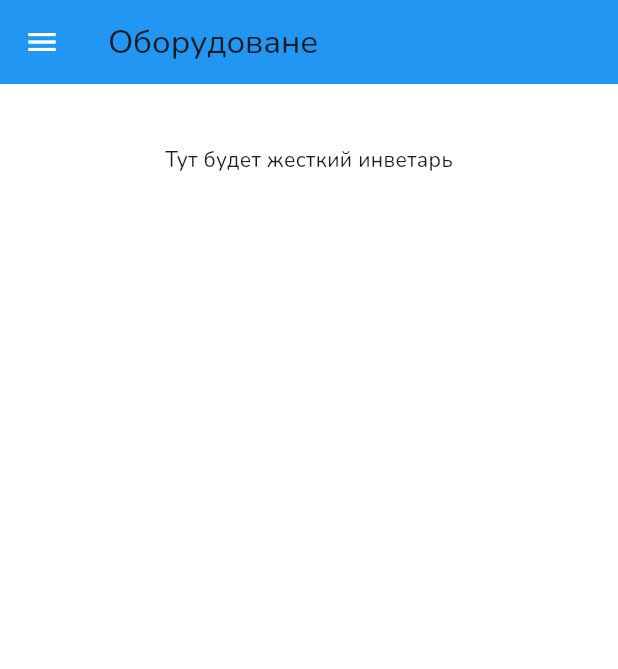
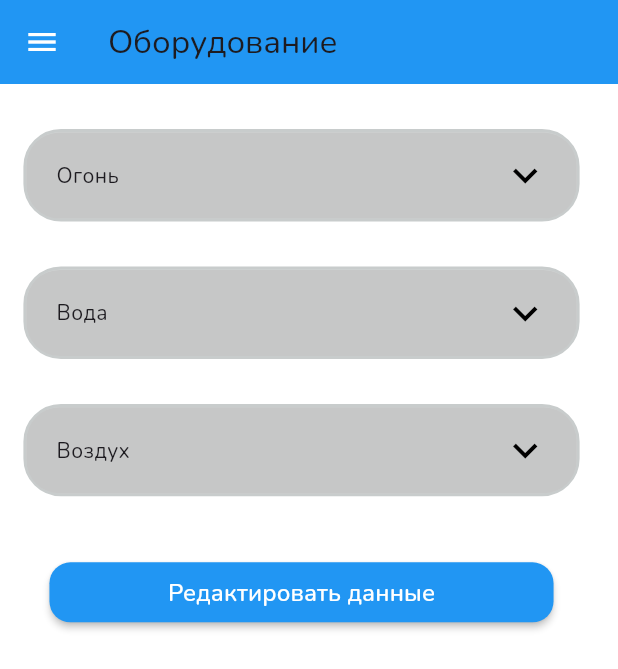
Before and after one commit to nakito-own/Lifeguard-app, a Flutter app: the InventoryScreen screen opened by its route, on a phone screen of 412 x 824 dp. Shown: the top 669 px of the screen. Run offline on Flutter 3.47's test engine with Material 3 defaults, Android fonts, the phone set to English and light mode, and no system bars; our stand-ins replace google_fonts, jwt_decoder, responsive_builder, shared_preferences, table_calendar; accounts and stored records are empty.

Commit message:
Временное решение с Инвентарём

```diff
--- a/lib/screens/inventory_screen.dart
+++ b/lib/screens/inventory_screen.dart
@@ -1,28 +1,151 @@
 import 'package:flutter/material.dart';
+import 'package:lifeguard/widgets/app-widgets/custom_button.dart';
+import 'package:lifeguard/widgets/inventory-widgets/inventory_editing.dart';
 import '../widgets/app-widgets/app_drawer.dart';
+import '../widgets/inventory-widgets/inventory_list.dart';
 
-class InventoryScreen extends StatelessWidget {
+class InventoryScreen extends StatefulWidget {
 
   final VoidCallback toggleTheme;
 
   InventoryScreen({required this.toggleTheme});
 
   @override
+  _InventoryScreenState createState() => _InventoryScreenState();
+}
+
+class _InventoryScreenState extends State<InventoryScreen> with SingleTickerProviderStateMixin {
+  //bool _isEditingVisible = false;
+  bool isEditing = false;
+  List<String> quantity = ['10', '20', '30'];
+  List<String> itemNames = ['Предмет 1', 'Предмет 2', 'Предмет 3'];
+  List<String> items = ['Противогаз ' , 'Огнетушитель', 'Палка'];
+  List<String> entries = ['Entry1', 'Entry2', 'Entry3'];
+  late AnimationController _controller;
+  late Animation<double> _animation;
+
+  @override
+  void initState() {
+    super.initState();
+    _controller = AnimationController(
+      duration: const Duration(milliseconds: 300),
+      vsync: this,
+    );
+    _animation = Tween<double>(begin: 1.0, end: 0.0).animate(_controller);
+  }
+
+ /* void _toggleEditingWidget() {
+    setState(() {
+      _isEditingVisible = !_isEditingVisible;
+      if (_isEditingVisible) {
+        _controller.forward();
+      } else {
+        _controller.reverse();
+      }
+    });
+  }*/
+
+  @override
+  void dispose() {
+    _controller.dispose();
+    super.dispose();
+  }
+
+
+  void toggleEditing() {
+    setState(() {
+      isEditing = !isEditing;
+    });
+  }
+
+  void deleteItem(int index) {
+    setState(() {
+      itemNames.removeAt(index);
+      items.removeAt(index);
+      entries.removeAt(index);
+    });
+  }
+
+  void editItemQuantity(int index) {
+    final TextEditingController _Quantitycontroller = TextEditingController(text: quantity[index]);
+    final TextEditingController _Itemscontroller = TextEditingController(text: items[index]);
+
+    showDialog(context: context,
+        builder: (BuildContext context)
+    {
+        return InventoryEditing(
+          ItemName: itemNames[index],
+          currentQuantity: quantity[index],
+          Quantitycontroller: _Quantitycontroller,
+          ItemNamecontroller: _Itemscontroller,
+          labelText: 'Кол-во',
+            onPressed: (onPressed) {
+            setState(() {
+              quantity[index] = _Quantitycontroller.text;
+              items[index] = _Itemscontroller.text;
+            });
+        },
+        );
+    },
+    );
+  }
+
+  @override
   Widget build(BuildContext context) {
     return Scaffold(
-        appBar: AppBar(
-          title: Text('Оборудоване'),
-        ),
-        drawer: AppDrawer(toggleTheme: toggleTheme),
-        body: Padding(
-            padding: EdgeInsets.only(top: 40, bottom:10, left:10, right:10),
-            child: Align(
-                alignment: Alignment.topCenter,
-                child: Text(
-                  'Тут будет жесткий инветарь',
-                )
-            )
-        )
+      appBar: AppBar(
+        title: Text('Оборудование'),
+      ),
+      drawer: AppDrawer(toggleTheme: widget.toggleTheme),
+      body: Padding(
+        padding: EdgeInsets.only(top: 20, bottom: 10, left: 0, right: 10),
+          child: SingleChildScrollView (
+            child: Column(
+            mainAxisAlignment: MainAxisAlignment.start,
+            crossAxisAlignment: CrossAxisAlignment.center ,
+            children: [
+              InventoryList(
+                isEditing: isEditing,
+                onDelete: deleteItem,
+                onEditQuantity: editItemQuantity,
+                GroupName: 'Огонь',
+                ItemName: itemNames,
+                MainWidth: MediaQuery.of(context).size.width * 0.9,
+                entries: entries,
+                items: items,
+                quantity: quantity,
+              ),
+              InventoryList(
+                isEditing: isEditing,
+                onDelete: deleteItem,
+                onEditQuantity: editItemQuantity,
+                GroupName: 'Вода',
+                ItemName: itemNames,
+                MainWidth: MediaQuery.of(context).size.width * 0.9,
+                entries: entries,
+                items: items,
+                quantity: quantity,
+              ),
+              InventoryList(
+                isEditing: isEditing,
+                onDelete: deleteItem,
+                onEditQuantity: editItemQuantity,
+                GroupName: 'Воздух',
+                ItemName: itemNames,
+                MainWidth: MediaQuery.of(context).size.width * 0.9,
+                entries:  entries,
+                items: items,
+                quantity: quantity,
+              ),
+              SizedBox(height: 20,),
+              CustomButton(
+                  buttonText: 'Редактировать данные',
+                  MiniButton: false,
+                  onPressed: toggleEditing),
+            ],
+          )
+      ),
+      ),
     );
   }
-}
+  }
--- a/lib/screens/pofile_screen.dart
+++ b/lib/screens/pofile_screen.dart
@@ -97,7 +97,6 @@ class _ProfileScreenState extends State<ProfileScreen> with SingleTickerProvider
               child: Column(
                 mainAxisAlignment: MainAxisAlignment.center,
                 children: [
-
                   SizedBox(height: 45),
                   CircleAvatar(
                       radius: 50,
@@ -111,10 +110,10 @@ class _ProfileScreenState extends State<ProfileScreen> with SingleTickerProvider
                     Post2: 'Спасатель',
                   ),
                   SizedBox(height: 30),
-                  SmallText(some_text: 'Основная информация'),
+                  SmallText(some_text: 'Основная информация', Width: MediaQuery.of(context).size.width * 0.9),
                   SizedBox(height: 10),
                   ProfileInfoWidget(),
-                  SmallText(some_text: 'Личные данные'),
+                  SmallText(some_text: 'Личные данные', Width: MediaQuery.of(context).size.width * 0.9,),
                   MyInfo(
                     phone: userData['phone'],
                     VK_Link: userData['vk'],
@@ -149,10 +148,9 @@ class _ProfileScreenState extends State<ProfileScreen> with SingleTickerProvider
                                      icon: Icon(Icons.ac_unit),
                                      controller: phone,
                                      isObscured: isObscured,
+
                                      togglePass: () {
-                                       setState(() {
-                                         isObscured = isObscured;
-                                       });
+                                       setState(() { isObscured = isObscured; });
                                      }), SizedBox(height: 20,),
                                  CustomTextField(
                                      text: 'https://vk.com/',
@@ -162,9 +160,7 @@ class _ProfileScreenState extends State<ProfileScreen> with SingleTickerProvider
                                      controller: vk,
                                      isObscured: isObscured,
                                      togglePass: () {
-                                       setState(() {
-                                         isObscured = isObscured;
-                                       });
+                                       setState(() { isObscured = isObscured; });
                                      }), SizedBox(height: 20,),
                                  CustomTextField(
                                      text: 'https://t.me/',
@@ -174,9 +170,7 @@ class _ProfileScreenState extends State<ProfileScreen> with SingleTickerProvider
                                      controller: tg,
                                      isObscured: isObscured,
                                      togglePass: () {
-                                       setState(() {
-                                         isObscured = isObscured;
-                                       });
+                                       setState(() { isObscured = isObscured; });
                                      }), SizedBox(height: 20,),
                                  CustomTextField(
                                      text: 'https://mail.ru/',
@@ -186,9 +180,7 @@ class _ProfileScreenState extends State<ProfileScreen> with SingleTickerProvider
                                      controller: mail,
                                      isObscured: isObscured,
                                      togglePass: () {
-                                       setState(() {
-                                         isObscured = isObscured;
-                                       });
+                                       setState(() { isObscured = isObscured; });
                                      }),
                                  SizedBox(height: 25),
                                  CustomButton(
--- a/lib/widgets/app-widgets/custom_textfield.dart
+++ b/lib/widgets/app-widgets/custom_textfield.dart
@@ -9,9 +9,9 @@ class CustomTextField extends StatefulWidget {
     required this.controller,
     required this.labelText,
     required this.widthSize,
-     required this.icon,
-     required this.togglePass,
-     required this.isObscured
+    required this.icon,
+    required this.togglePass,
+    required this.isObscured,
   }) : super(key: key);
 
   final double widthSize;
--- /dev/null
+++ b/lib/widgets/inventory-widgets/inventory_list.dart
@@ -0,0 +1,163 @@
+import 'package:flutter/material.dart';
+import 'package:lifeguard/widgets/small_text.dart';
+
+
+class InventoryList extends StatefulWidget {
+  InventoryList({Key? key,
+  required this.ItemName,
+  required this.GroupName,
+  required this.MainWidth,
+  required this.items,
+  required this.entries,
+  required this.isEditing,
+  required this.onDelete,
+  required this.quantity,
+  required this.onEditQuantity,
+  }) : super(key: key);
+  final List<String> ItemName;
+  final String GroupName;
+  final double MainWidth;
+  final List<String> entries;
+  final List<String> items;
+  final List<String> quantity;
+  final bool isEditing;
+  final Function(int) onDelete;
+  final Function(int) onEditQuantity;
+
+  @override
+  _InventoryListState createState() => _InventoryListState();
+  }
+
+  class _InventoryListState extends State<InventoryList> with SingleTickerProviderStateMixin {
+  bool _isExpanded = false;
+  final TextEditingController controller = TextEditingController();
+
+  void _toggleList() {
+    setState(() {
+      _isExpanded = !_isExpanded;
+    });
+  }
+
+  @override
+  Widget build(BuildContext context) {
+
+    final isDarkTheme = Theme.of(context).brightness == Brightness.dark;
+    final buttonColor = isDarkTheme ? Color(0xff2d2a2a) : Color(0xffd3d6d6);
+    final border_Color = isDarkTheme ? Color(0xff383434) : Color(0xffc8cccc);
+    final text_Color = isDarkTheme ? Colors.white : Colors.black;
+    final container_Color = isDarkTheme ? Color(0xff3a3636) : Color(0xffc6c7c7);
+
+    return Column(
+      children: [
+        AnimatedContainer(
+          duration: Duration(milliseconds: 450),
+          height: _isExpanded ? 20 : 0,
+          margin: EdgeInsets.fromLTRB( MediaQuery.of(context).size.width * 0.04, 0, MediaQuery.of(context).size.width * 0.04, 10),
+          child: Row (
+            mainAxisAlignment: MainAxisAlignment.spaceBetween,
+            crossAxisAlignment: CrossAxisAlignment.end,
+            children: [
+              SmallText(some_text: _isExpanded ? '${widget.GroupName}' : '', Width: 170),
+              SmallText(some_text: _isExpanded ? 'Кол-во' : '', Width: 70),
+            ],
+          ),
+        ),
+
+        AnimatedContainer(
+        duration: Duration(milliseconds: 350),
+        width: widget.MainWidth,
+        height: _isExpanded ? MediaQuery.of(context).size.height * 0.55 : MediaQuery.of(context).size.height * 0.0748,
+        margin: EdgeInsets.fromLTRB(4,0,4,20),
+        alignment: Alignment.center,
+        decoration: BoxDecoration(
+          borderRadius: BorderRadius.circular(25),
+          color: buttonColor,
+          border: Border.all(
+              color: border_Color,
+              width: 2
+          ),
+        ),
+          child: Column (
+            children: [
+             Expanded (
+            child: SingleChildScrollView(
+            child: Column(
+              mainAxisAlignment: MainAxisAlignment.center,
+              crossAxisAlignment: CrossAxisAlignment.center,
+            children: [
+            AnimatedContainer(
+              curve: Curves.easeInOut,
+              padding: EdgeInsets.symmetric(horizontal: 10, vertical: 7),
+            duration: Duration(milliseconds: 500),
+              height: _isExpanded ? widget.entries.length * 90.0 : 0.0,
+                  child: ListView.builder(
+                    physics: NeverScrollableScrollPhysics(),
+              padding: EdgeInsets.all(0),
+              itemCount: widget.entries.length,
+              itemBuilder: (context, index) => ExpansionTile(
+                   trailing:widget.isEditing
+                       ? Row(
+                     mainAxisSize: MainAxisSize.min,
+                     crossAxisAlignment: CrossAxisAlignment.end,
+                     children: [
+                       IconButton(
+                         color: Colors.green,
+                         alignment: Alignment.bottomLeft,
+                         icon: Icon(Icons.edit),
+                         onPressed: () => widget.onEditQuantity(index),
+                       ),
+                       IconButton(
+                         color: Colors.red,
+                         alignment: Alignment.centerLeft,
+                         icon: Icon(Icons.delete),
+                         onPressed: () => widget.onDelete(index),
+                       ),
+                     ],
+                   )
+                       : Text (' ${widget.quantity[index]}', style: TextStyle(fontSize: 16, ),),
+                   title:
+                 Text( widget.ItemName [index] ,),
+                 children: [
+                 Text(
+                     '${widget.items[index]}' ,
+                     style: TextStyle(color: text_Color, fontSize: 16, )
+                 ),
+                  ],
+                  ),
+                ),
+              ),
+
+              ]
+            ),
+       ),
+      ),
+          Container(
+            height: MediaQuery.of(context).size.height * 0.0696,
+            width: widget.MainWidth,
+            padding: EdgeInsets.fromLTRB(20, 0, 10, 0),
+            decoration: BoxDecoration(
+              color: container_Color,
+              borderRadius: _isExpanded ? BorderRadius.vertical(top: Radius.zero, bottom: Radius.circular(22))
+                  : BorderRadius.circular(22),
+            ),
+            child: Row(
+              mainAxisAlignment: MainAxisAlignment.spaceBetween,
+            children: [
+              Text( _isExpanded ? '' : '${widget.GroupName}' ),
+              IconButton(
+              iconSize: MediaQuery.of(context).size.height * 0.0396,
+              alignment: Alignment.topCenter,
+              icon: _isExpanded ? Icon(Icons.keyboard_arrow_up) : Icon(Icons.keyboard_arrow_down),
+              onPressed: () { _toggleList(); }
+             ),
+
+              ]
+        ),
+        ),
+        ],
+        ),
+      ),
+    ]
+    );
+  }
+}
```
Also changed, not shown: lib/widgets/inventory-widgets/inventory_editing.dart (added, +119 -0 lines), lib/widgets/small_text.dart (+6 -3 lines).
